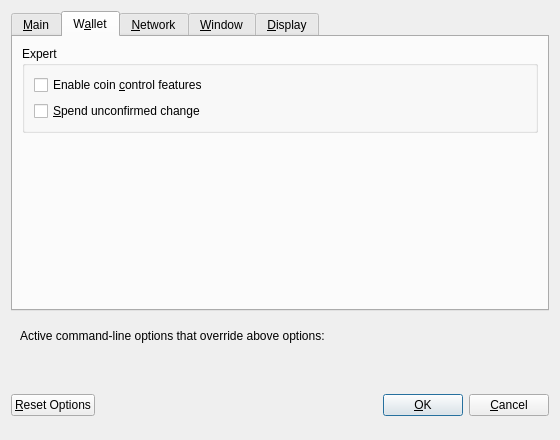
This is src/qt/forms/optionsdialog.ui in Electronic-Gulden-Foundation/egulden as Qt 5 draws it before an edit. The edited form follows.
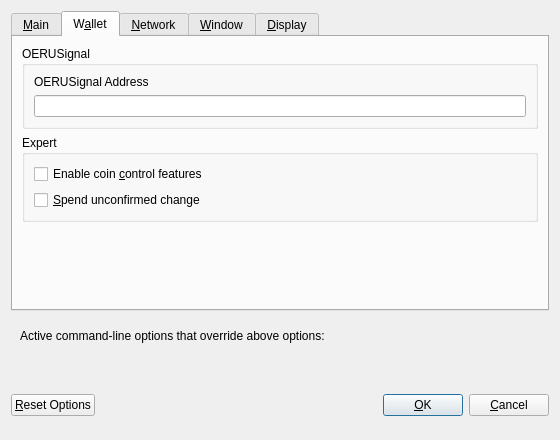
This is the edited form. The open tabs and pages were chosen to show the change. Custom widgets are drawn as their Qt base class.

Commit message: OERUSignal in QT config

```diff
--- a/src/qt/forms/optionsdialog.ui
+++ b/src/qt/forms/optionsdialog.ui
@@ -137,6 +137,35 @@
        <string>W&amp;allet</string>
       </attribute>
       <layout class="QVBoxLayout" name="verticalLayout_Wallet">
+       <item>
+        <widget class="QGroupBox" name="oeruSignalGroupBox">
+         <property name="title">
+          <string>OERUSignal</string>
+         </property>
+         <layout class="QVBoxLayout" name="verticalLayout_OERUSignal">
+          <item>
+           <widget class="QLabel" name="oeruSignalAddressLabel">
+            <property name="text">
+             <string>OERUSignal Address</string>
+            </property>
+            <property name="textFormat">
+             <enum>Qt::PlainText</enum>
+            </property>
+            <property name="buddy">
+             <cstring>oeruSignalAddress</cstring>
+            </property>
+           </widget>
+          </item>
+          <item>
+           <widget class="QLineEdit" name="oeruSignalAddress">
+            <property name="toolTip">
+             <string>The address to use for the OERUSignal</string>
+            </property>
+           </widget>
+          </item>
+         </layout>
+        </widget>
+       </item>
        <item>
         <widget class="QGroupBox" name="groupBox">
          <property name="title">
```
The commit also changes 4 other files.
